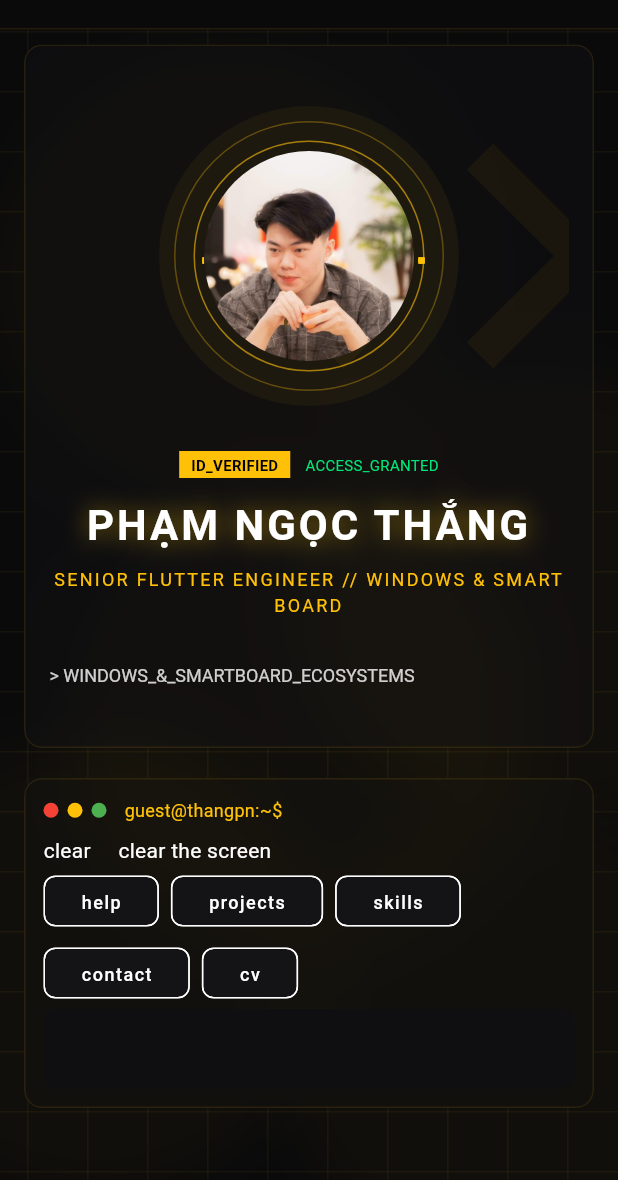
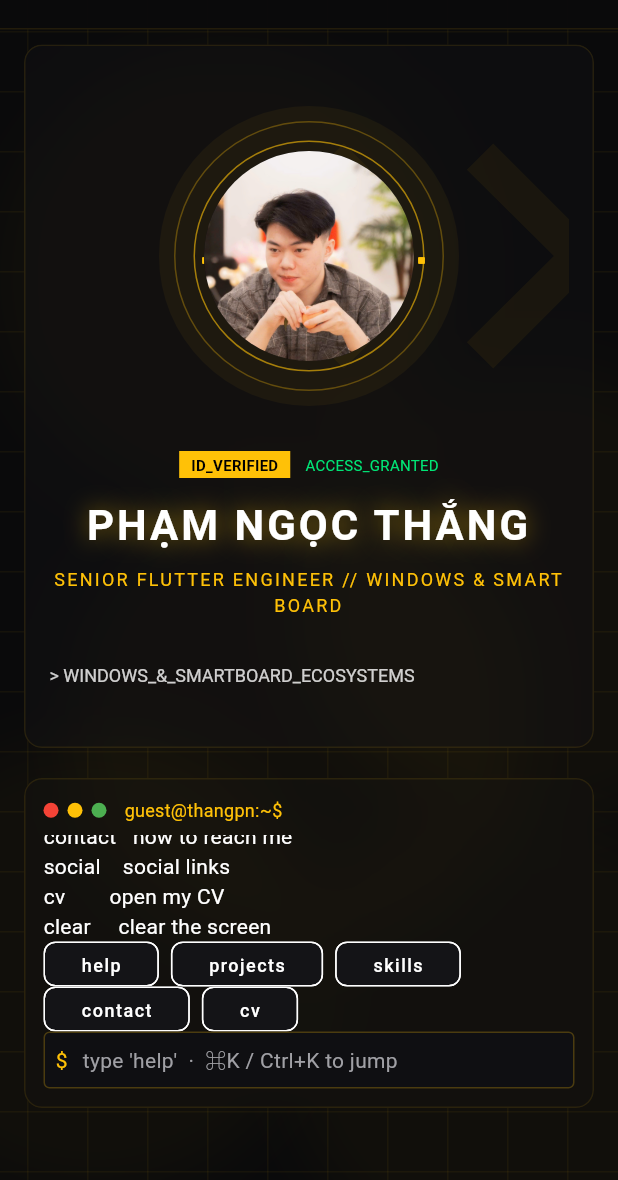
Before and after one commit to thangpn0207/my_profile, a Flutter app: the screen it shows after launch, after a tap on "help", on a phone screen of 412 x 824 dp, the part 56-1236 px from its top. Run offline on Flutter 3.47's test engine with Material 3 defaults, Android fonts, the phone set to English and light mode, and no system bars; drawn by our look-alikes of animated_text_kit, flutter_animate; our stand-ins replace auto_size_text, equatable, flutter_bloc, flutter_svg, go_router, google_fonts and 3 more; missing offline and left inert: dart:js_interop, liquid_glass_renderer.

Commit message:
fix: visible terminal input, about details, cleanups
Co-Authored-By: Claude Sonnet 5.5 <noreply@anthropic.com>

```diff
--- a/lib/components/glitch_text.dart
+++ b/lib/components/glitch_text.dart
@@ -24,7 +24,10 @@ class _GlitchTextState extends State<GlitchText>
     super.didChangeDependencies();
     if (!_started) {
       _started = true;
-      if (!MediaQuery.disableAnimationsOf(context)) _c.forward(from: 0);
+      if (ResponsiveBreakpoints.of(context).isDesktop &&
+          !MediaQuery.disableAnimationsOf(context)) {
+        _c.forward(from: 0);
+      }
     }
   }
 
--- a/lib/components/terminal/terminal_commands.dart
+++ b/lib/components/terminal/terminal_commands.dart
@@ -82,8 +82,10 @@ TerminalResult runCommand(String input, TerminalContext ctx) {
     case 'clear':
       return const TerminalResult(clear: true);
     case 'about':
-      return const TerminalResult(
-          lines: ['scrolling to About...'], navigateTo: Section.about);
+      return TerminalResult(lines: [
+        for (final m in ctx.moreInfos) ...?m.details,
+        'scrolling to About...',
+      ], navigateTo: Section.about);
     case 'projects':
       return TerminalResult(
         lines: ctx.projects.isEmpty
--- a/lib/components/terminal/terminal_panel.dart
+++ b/lib/components/terminal/terminal_panel.dart
@@ -6,9 +6,9 @@ import 'package:my_profile/bloc/my_info_bloc.dart';
 import 'package:my_profile/components/glass_container.dart';
 import 'package:my_profile/components/terminal/terminal_commands.dart';
 import 'package:my_profile/core/app_colors.dart';
+import 'package:my_profile/core/open_url.dart';
 import 'package:my_profile/core/sections.dart';
 import 'package:responsive_framework/responsive_framework.dart';
-import 'package:url_launcher/url_launcher.dart';
 
 const _chips = ['help', 'projects', 'skills', 'contact', 'cv'];
 
@@ -35,18 +35,6 @@ class _TerminalPanelState extends State<TerminalPanel> {
     super.dispose();
   }
 
-  Future<void> _open(String url) async {
-    var s = url;
-    if (!s.startsWith('http') && !s.startsWith('mailto') && !s.startsWith('tel')) {
-      // Same approach as side_menu: resolve relative assets against Uri.base.
-      final base = Uri.base.toString().split('?').first.split('#').first;
-      s = base.endsWith('/') ? '$base$s' : '$base/$s';
-    }
-    try {
-      await launchUrl(Uri.parse(s));
-    } catch (_) {}
-  }
-
   void _run(String input) {
     final text = input.trim();
     _controller.clear();
@@ -63,7 +51,9 @@ class _TerminalPanelState extends State<TerminalPanel> {
       if (r.clear) {
         _lines.clear();
       } else {
-        _lines..add('\$ $text')..addAll(r.lines);
+        _lines
+          ..add('\$ $text')
+          ..addAll(r.lines);
       }
     });
     WidgetsBinding.instance.addPostFrameCallback((_) {
@@ -72,11 +62,11 @@ class _TerminalPanelState extends State<TerminalPanel> {
       }
     });
     if (r.navigateTo != null) scrollToSection(r.navigateTo!);
-    if (r.openUrl != null) _open(r.openUrl!);
+    if (r.openUrl != null) openUrl(r.openUrl!);
   }
 
-  void _setText(String t) => _controller.value =
-      TextEditingValue(text: t, selection: TextSelection.collapsed(offset: t.length));
+  void _setText(String t) => _controller.value = TextEditingValue(
+      text: t, selection: TextSelection.collapsed(offset: t.length));
 
   KeyEventResult _onKey(FocusNode _, KeyEvent e) {
     if (e is KeyUpEvent) return KeyEventResult.ignored;
@@ -101,7 +91,8 @@ class _TerminalPanelState extends State<TerminalPanel> {
 
   @override
   Widget build(BuildContext context) {
-    final mono = GoogleFonts.shareTechMono(color: AppColors.textPrimary, fontSize: 14);
+    final mono =
+        GoogleFonts.shareTechMono(color: AppColors.textPrimary, fontSize: 14);
     final isMobile = ResponsiveBreakpoints.of(context).isMobile;
     return GlassContainer(
       height: isMobile ? 220 : 260,
@@ -126,13 +117,16 @@ class _TerminalPanelState extends State<TerminalPanel> {
             child: ListView.builder(
               controller: _scroll,
               itemCount: _lines.length,
-              itemBuilder: (_, i) => Text(_lines[i], style: mono, softWrap: true),
+              itemBuilder: (_, i) =>
+                  Text(_lines[i], style: mono, softWrap: true),
             ),
           ),
           Wrap(spacing: 8, children: [
             for (final c in _chips)
               ActionChip(
                 label: Text(c, style: mono.copyWith(fontSize: 12)),
+                materialTapTargetSize: MaterialTapTargetSize.shrinkWrap,
+                visualDensity: VisualDensity.compact,
                 onPressed: () => _run(c),
               ),
           ]),
@@ -147,10 +141,24 @@ class _TerminalPanelState extends State<TerminalPanel> {
                 _focus.requestFocus();
               },
               decoration: InputDecoration(
-                prefixText: '\$ ',
-                prefixStyle: mono.copyWith(color: AppColors.primary),
                 isDense: true,
-                border: InputBorder.none,
+                hintText: "type 'help'  ·  ⌘K / Ctrl+K to jump",
+                hintStyle: mono.copyWith(color: AppColors.textSecondary),
+                prefixIcon: Padding(
+                  padding: const EdgeInsets.only(left: 8, right: 6),
+                  child: Text('\$',
+                      style: mono.copyWith(color: AppColors.primary)),
+                ),
+                prefixIconConstraints: const BoxConstraints(),
+                contentPadding:
+                    const EdgeInsets.symmetric(horizontal: 8, vertical: 8),
+                enabledBorder: OutlineInputBorder(
+                  borderSide: BorderSide(
+                      color: AppColors.primary.withValues(alpha: 0.25)),
+                ),
+                focusedBorder: const OutlineInputBorder(
+                  borderSide: BorderSide(color: AppColors.primary),
+                ),
               ),
             ),
           ),
--- a/lib/screens/home/components/home_banner.dart
+++ b/lib/screens/home/components/home_banner.dart
@@ -40,7 +40,7 @@ class HomeBanner extends StatelessWidget {
                 Border.all(color: AppColors.primary.withValues(alpha: 0.1)),
             child: Stack(
               children: [
-                // Parallax Background Icon
+                // Decorative background icon
                 Positioned(
                   right: -50,
                   top: -50,
--- a/lib/screens/home/components/project_card.dart
+++ b/lib/screens/home/components/project_card.dart
@@ -194,7 +194,7 @@ class _ProjectCardState extends State<ProjectCard> {
           ),
         ),
       ),
-    ).animate().fadeIn(duration: 400.ms).slideY(begin: 0.1, end: 0);
+    );
   }
 
   Widget _buildSectionTitle(String title) {
--- a/pubspec.yaml
+++ b/pubspec.yaml
@@ -59,9 +59,6 @@ dependencies:
   flutter_animate: ^4.5.0
 
 
-  # Add web package to fix compilation issues
-  web: ^1.1.1
-
 dev_dependencies:
   flutter_test:
     sdk: flutter
```
Also changed, not shown: pubspec.lock, 3 other files.
